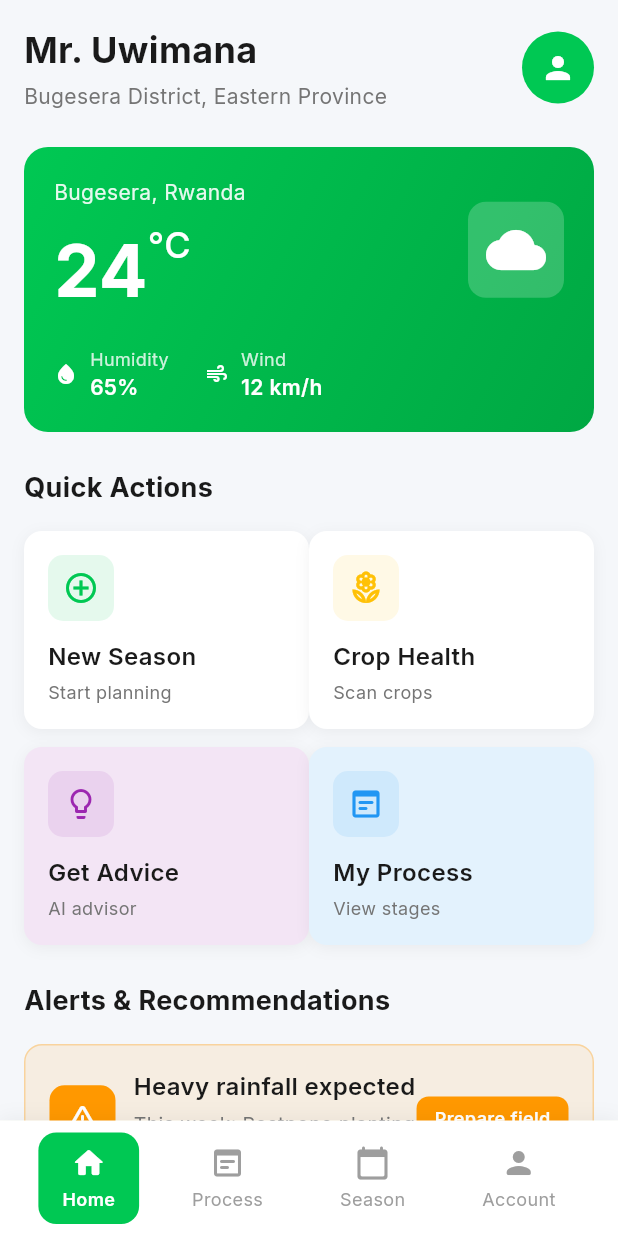
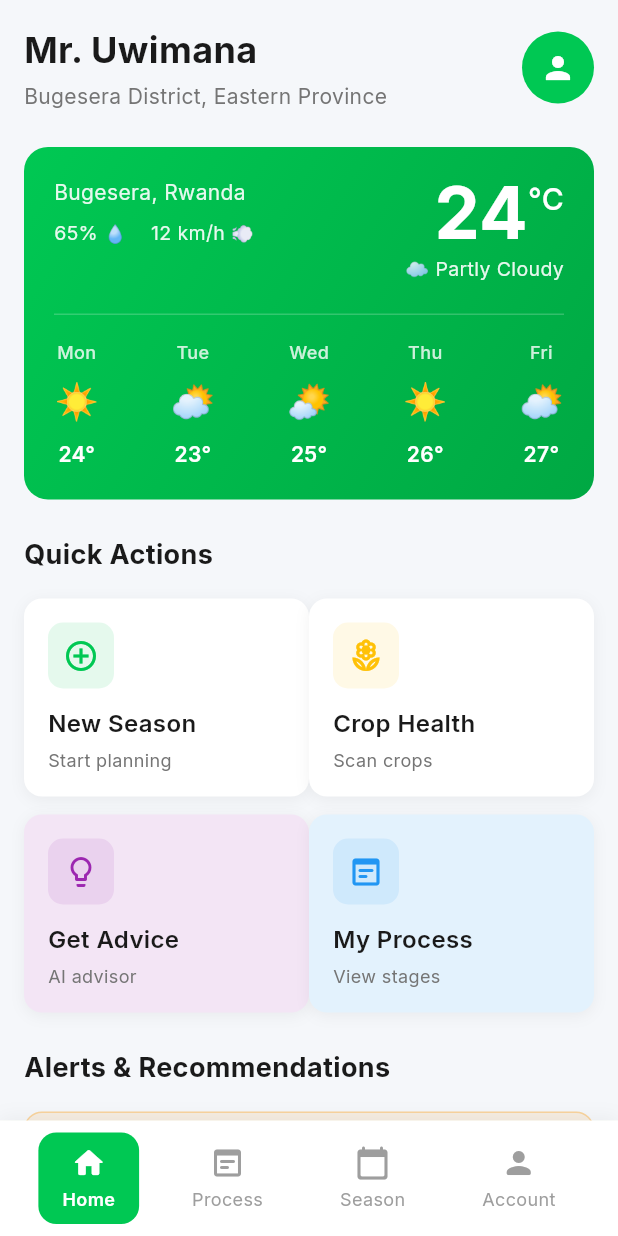
Before and after one commit to Diana-codes/cropsenseai-mobile-app, a Flutter app: the screen it shows after launch, on a phone screen of 412 x 824 dp. Run offline on Flutter 3.47's test engine with Material 3 defaults, Android fonts, the phone set to English and light mode, and no system bars; our stand-ins replace google_fonts.

Commit message:
Updated home_screen.dart

```diff
--- a/lib/screens/home_screen.dart
+++ b/lib/screens/home_screen.dart
@@ -8,8 +8,46 @@ import 'ai_advisor_screen_enhanced.dart';
 import 'crop_health_scanner_screen.dart';
 import 'season_planning_screen.dart';
 
-class HomeScreen extends StatelessWidget {
+class HomeScreen extends StatefulWidget {
   const HomeScreen({super.key});
+
+  @override
+  State<HomeScreen> createState() => _HomeScreenState();
+}
+
+class _HomeScreenState extends State<HomeScreen> {
+  bool _showAllRecommendations = false;
+
+  final List<Map<String, dynamic>> _allRecommendations = [
+    {
+      'icon': Icons.grass,
+      'title': 'Rice (DMIS variety)',
+      'subtitle': 'Best choice for current season conditions',
+      'duration': '120-140 days',
+      'confidence': 'High confidence',
+    },
+    {
+      'icon': Icons.grain,
+      'title': 'Maize (Hybrid variety)',
+      'subtitle': 'Good alternative with lower water needs',
+      'duration': '90-110 days',
+      'confidence': 'Medium confidence',
+    },
+    {
+      'icon': Icons.local_florist,
+      'title': 'Beans (Climbing variety)',
+      'subtitle': 'Excellent for intercropping and soil health',
+      'duration': '75-90 days',
+      'confidence': 'High confidence',
+    },
+    {
+      'icon': Icons.spa,
+      'title': 'Irish Potato',
+      'subtitle': 'High demand and good market prices',
+      'duration': '90-120 days',
+      'confidence': 'Medium confidence',
+    },
+  ];
 
   @override
   Widget build(BuildContext context) {
@@ -53,7 +91,20 @@ class HomeScreen extends StatelessWidget {
                 ],
               ),
               const SizedBox(height: 24),
-              const WeatherCard(),
+              WeatherCard(
+                location: 'Bugesera, Rwanda',
+                temperature: 24,
+                condition: '☁️ Partly Cloudy',
+                humidity: 65,
+                windSpeed: 12,
+                forecast: [
+                  WeatherForecast(day: 'Mon', icon: '☀️', temp: 24),
+                  WeatherForecast(day: 'Tue', icon: '⛅', temp: 23),
+                  WeatherForecast(day: 'Wed', icon: '🌤️', temp: 25),
+                  WeatherForecast(day: 'Thu', icon: '☀️', temp: 26),
+                  WeatherForecast(day: 'Fri', icon: '⛅', temp: 27),
+                ],
+              ),
               const SizedBox(height: 24),
               Text(
                 'Quick Actions',
@@ -158,9 +209,13 @@ class HomeScreen extends StatelessWidget {
                     ),
                   ),
                   TextButton(
-                    onPressed: () {},
+                    onPressed: () {
+                      setState(() {
+                        _showAllRecommendations = !_showAllRecommendations;
+                      });
+                    },
                     child: Text(
-                      'See all',
+                      _showAllRecommendations ? 'Show less' : 'See all',
                       style: TextStyle(
                         color: AppColors.primary,
                         fontWeight: FontWeight.w600,
@@ -178,21 +233,20 @@ class HomeScreen extends StatelessWidget {
                 ),
               ),
               const SizedBox(height: 16),
-              const RecommendationCard(
-                icon: Icons.grass,
-                title: 'Rice (DMIS variety)',
-                subtitle: 'Best choice for current season conditions',
-                duration: '120-140 days',
-                confidence: 'High confidence',
-              ),
-              const SizedBox(height: 12),
-              const RecommendationCard(
-                icon: Icons.grain,
-                title: 'Maize (Hybrid variety)',
-                subtitle: 'Good alternative with lower water needs',
-                duration: '90-110 days',
-                confidence: 'Medium confidence',
-              ),
+              ...(_showAllRecommendations
+                      ? _allRecommendations
+                      : _allRecommendations.take(2))
+                  .map((rec) => Padding(
+                        padding: const EdgeInsets.only(bottom: 12),
+                        child: RecommendationCard(
+                          icon: rec['icon'] as IconData,
+                          title: rec['title'] as String,
+                          subtitle: rec['subtitle'] as String,
+                          duration: rec['duration'] as String,
+                          confidence: rec['confidence'] as String,
+                        ),
+                      ))
+                  .toList(),
             ],
           ),
         ),
--- a/lib/widgets/weather_card.dart
+++ b/lib/widgets/weather_card.dart
@@ -2,7 +2,22 @@ import 'package:flutter/material.dart';
 import '../utils/colors.dart';
 
 class WeatherCard extends StatelessWidget {
-  const WeatherCard({super.key});
+  final String location;
+  final int temperature;
+  final String condition;
+  final int humidity;
+  final int windSpeed;
+  final List<WeatherForecast>? forecast;
+
+  const WeatherCard({
+    super.key,
+    required this.location,
+    required this.temperature,
+    required this.condition,
+    required this.humidity,
+    required this.windSpeed,
+    this.forecast,
+  });
 
   @override
   Widget build(BuildContext context) {
@@ -21,85 +36,125 @@ class WeatherCard extends StatelessWidget {
         children: [
           Row(
             mainAxisAlignment: MainAxisAlignment.spaceBetween,
+            crossAxisAlignment: CrossAxisAlignment.start,
             children: [
-              Column(
+              Expanded(
+                child: Column(
                   crossAxisAlignment: CrossAxisAlignment.start,
                   children: [
                     Text(
-                    'Bugesera, Rwanda',
+                      location,
                       style: TextStyle(
                         color: Colors.white.withOpacity(0.9),
                         fontSize: 14,
                       ),
                     ),
                     const SizedBox(height: 8),
-                  const Row(
+                    Row(
+                      children: [
+                        Text(
+                          '$humidity%',
+                          style: TextStyle(
+                            color: Colors.white.withOpacity(0.9),
+                            fontSize: 13,
+                          ),
+                        ),
+                        const SizedBox(width: 4),
+                        Text(
+                          '💧',
+                          style: const TextStyle(fontSize: 12),
+                        ),
+                        const SizedBox(width: 16),
+                        Text(
+                          '$windSpeed km/h',
+                          style: TextStyle(
+                            color: Colors.white.withOpacity(0.9),
+                            fontSize: 13,
+                          ),
+                        ),
+                        const SizedBox(width: 4),
+                        Text(
+                          '💨',
+                          style: const TextStyle(fontSize: 12),
+                        ),
+                      ],
+                    ),
+                  ],
+                ),
+              ),
+              Column(
+                crossAxisAlignment: CrossAxisAlignment.end,
+                children: [
+                  Row(
                     crossAxisAlignment: CrossAxisAlignment.start,
                     children: [
                       Text(
-                        '24',
-                        style: TextStyle(
+                        '$temperature',
+                        style: const TextStyle(
                           color: Colors.white,
                           fontSize: 48,
                           fontWeight: FontWeight.bold,
+                          height: 1,
                         ),
                       ),
-                      Text(
+                      const Text(
                         '°C',
                         style: TextStyle(
                           color: Colors.white,
-                          fontSize: 24,
+                          fontSize: 20,
                           fontWeight: FontWeight.w500,
+                        ),
+                      ),
+                    ],
+                  ),
+                  const SizedBox(height: 4),
+                  Text(
+                    condition,
+                    style: TextStyle(
+                      color: Colors.white.withOpacity(0.9),
+                      fontSize: 13,
                     ),
                   ),
                 ],
               ),
             ],
           ),
+          if (forecast != null && forecast!.isNotEmpty) ...[
+            const SizedBox(height: 20),
             Container(
-                padding: const EdgeInsets.all(12),
-                decoration: BoxDecoration(
+              height: 1,
               color: Colors.white.withOpacity(0.2),
-                  borderRadius: BorderRadius.circular(12),
-                ),
-                child: const Icon(
-                  Icons.cloud,
-                  color: Colors.white,
-                  size: 40,
-                ),
-              ),
-            ],
             ),
             const SizedBox(height: 16),
             Row(
-            children: [
-              _buildWeatherDetail(Icons.water_drop, 'Humidity', '65%'),
-              const SizedBox(width: 24),
-              _buildWeatherDetail(Icons.air, 'Wind', '12 km/h'),
+              mainAxisAlignment: MainAxisAlignment.spaceBetween,
+              children: forecast!.map((day) => _buildForecastDay(day)).toList(),
+            ),
           ],
-          ),
         ],
       ),
     );
   }
 
-  Widget _buildWeatherDetail(IconData icon, String label, String value) {
-    return Row(
-      children: [
-        Icon(icon, color: Colors.white, size: 16),
-        const SizedBox(width: 8),
-        Column(
-          crossAxisAlignment: CrossAxisAlignment.start,
+  Widget _buildForecastDay(WeatherForecast day) {
+    return Column(
       children: [
         Text(
-              label,
+          day.day,
           style: TextStyle(
             color: Colors.white.withOpacity(0.8),
             fontSize: 12,
+            fontWeight: FontWeight.w500,
           ),
         ),
+        const SizedBox(height: 8),
         Text(
-              value,
+          day.icon,
+          style: const TextStyle(fontSize: 24),
+        ),
+        const SizedBox(height: 8),
+        Text(
+          '${day.temp}°',
           style: const TextStyle(
             color: Colors.white,
             fontSize: 14,
@@ -107,8 +162,18 @@ class WeatherCard extends StatelessWidget {
           ),
         ),
       ],
-        ),
-      ],
     );
   }
 }
+
+class WeatherForecast {
+  final String day;
+  final String icon;
+  final int temp;
+
+  WeatherForecast({
+    required this.day,
+    required this.icon,
+    required this.temp,
+  });
+}
```
Lines whose indentation alone changed are shown as unchanged.
